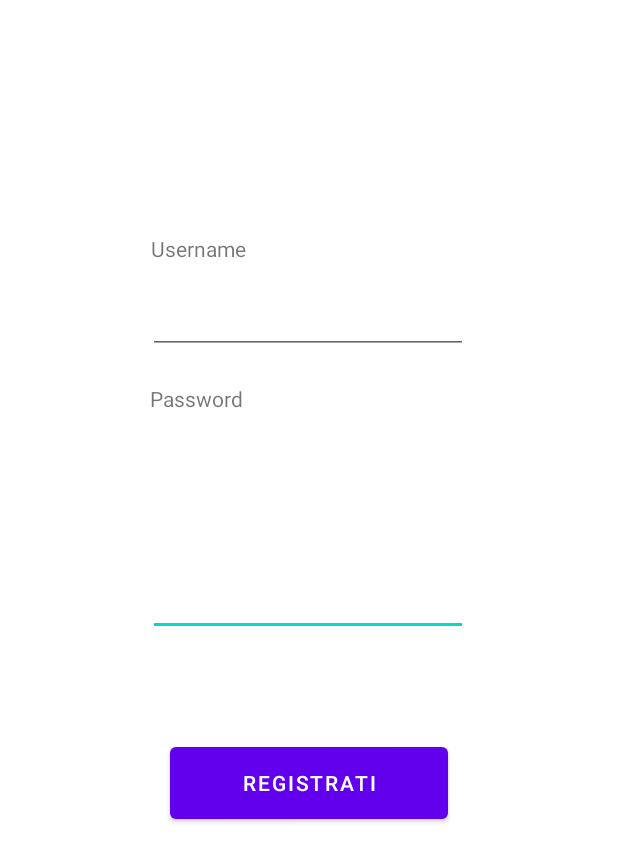
After one commit to silgreen/tender, an Android app: the layout activity_register.xml on its own in the app's theme, with its tools: preview values and no code run, on a phone screen of 412 x 824 dp. The commit adds this screen. Shown: the top 862 px of the screen. Run offline under Robolectric (Android 15) with nearby library versions, the phone set to English and light mode, and no system bars.

Commit message:
creazione entità, fragments e RegisterActivity

```diff
--- /dev/null
+++ b/app/src/main/res/layout/activity_register.xml
@@ -0,0 +1,71 @@
+<?xml version="1.0" encoding="utf-8"?>
+<androidx.constraintlayout.widget.ConstraintLayout xmlns:android="http://schemas.android.com/apk/res/android"
+    xmlns:app="http://schemas.android.com/apk/res-auto"
+    xmlns:tools="http://schemas.android.com/tools"
+    android:id="@+id/frameLayout"
+    android:layout_width="match_parent"
+    android:layout_height="match_parent"
+    tools:context=".fragments.loginFragment" >
+
+    <Button
+        android:id="@+id/loginButton"
+        android:layout_width="185dp"
+        android:layout_height="60dp"
+        android:layout_marginBottom="272dp"
+        android:text="@string/registrati"
+        app:layout_constraintBottom_toBottomOf="parent"
+        app:layout_constraintEnd_toEndOf="parent"
+        app:layout_constraintStart_toStartOf="parent" />
+
+    <EditText
+        android:id="@+id/passwordEditText"
+        android:layout_width="wrap_content"
+        android:layout_height="wrap_content"
+        android:layout_marginBottom="68dp"
+        android:autofillHints="password"
+        android:ems="10"
+        android:inputType="textPassword"
+        android:minHeight="48dp"
+        app:layout_constraintBottom_toTopOf="@+id/loginButton"
+        app:layout_constraintEnd_toEndOf="parent"
+        app:layout_constraintHorizontal_bias="0.497"
+        app:layout_constraintStart_toStartOf="parent"
+        tools:ignore="SpeakableTextPresentCheck" />
+
+    <EditText
+        android:id="@+id/usernameEditText"
+        android:layout_width="wrap_content"
+        android:layout_height="wrap_content"
+        android:layout_marginTop="188dp"
+        android:autofillHints="username"
+        android:ems="10"
+        android:inputType="textPersonName"
+        android:minHeight="48dp"
+        app:layout_constraintEnd_toEndOf="parent"
+        app:layout_constraintHorizontal_bias="0.497"
+        app:layout_constraintStart_toStartOf="parent"
+        app:layout_constraintTop_toTopOf="parent"
+        tools:ignore="SpeakableTextPresentCheck" />
+
+    <TextView
+        android:id="@+id/textView"
+        android:layout_width="wrap_content"
+        android:layout_height="wrap_content"
+        android:layout_marginTop="156dp"
+        android:text="@string/username"
+        app:layout_constraintEnd_toEndOf="parent"
+        app:layout_constraintHorizontal_bias="0.288"
+        app:layout_constraintStart_toStartOf="parent"
+        app:layout_constraintTop_toTopOf="parent" />
+
+    <TextView
+        android:id="@+id/textView2"
+        android:layout_width="wrap_content"
+        android:layout_height="wrap_content"
+        android:layout_marginTop="20dp"
+        android:text="@string/password"
+        app:layout_constraintEnd_toEndOf="parent"
+        app:layout_constraintHorizontal_bias="0.286"
+        app:layout_constraintStart_toStartOf="parent"
+        app:layout_constraintTop_toBottomOf="@+id/usernameEditText" />
+</androidx.constraintlayout.widget.ConstraintLayout>
--- a/app/src/main/res/values/strings.xml
+++ b/app/src/main/res/values/strings.xml
@@ -1,3 +1,9 @@
 <resources>
     <string name="app_name">tender</string>
+    <!-- TODO: Remove or change this placeholder text -->
+    <string name="hello_blank_fragment">Hello blank fragment</string>
+    <string name="login">Login</string>
+    <string name="username">Username</string>
+    <string name="password">Password</string>
+    <string name="registrati">Registrati</string>
 </resources>
```
Also changed, not shown: app/build.gradle (+6 -1 lines), app/src/main/AndroidManifest.xml (+11 -4 lines), app/src/main/java/com/example/tender/MainActivity.java (deleted, +0 -14 lines), app/src/main/java/com/example/tender/activities/MainActivity.java (added, +24 -0 lines), app/src/main/java/com/example/tender/activities/RegisterActivity.java (added, +30 -0 lines), app/src/main/java/com/example/tender/entities/Drink.java (added, +34 -0 lines), app/src/main/java/com/example/tender/entities/Ingredients.java (added, +13 -0 lines), app/src/main/java/com/example/tender/entities/Order.java (added, +24 -0 lines), app/src/main/java/com/example/tender/entities/User.java (added, +14 -0 lines), app/src/main/java/com/example/tender/fragments/loginFragment.java (added, +42 -0 lines), app/src/main/res/layout/activity_main.xml (+2 -14 lines), app/src/main/res/layout/fragment_login.xml (added, +71 -0 lines).
